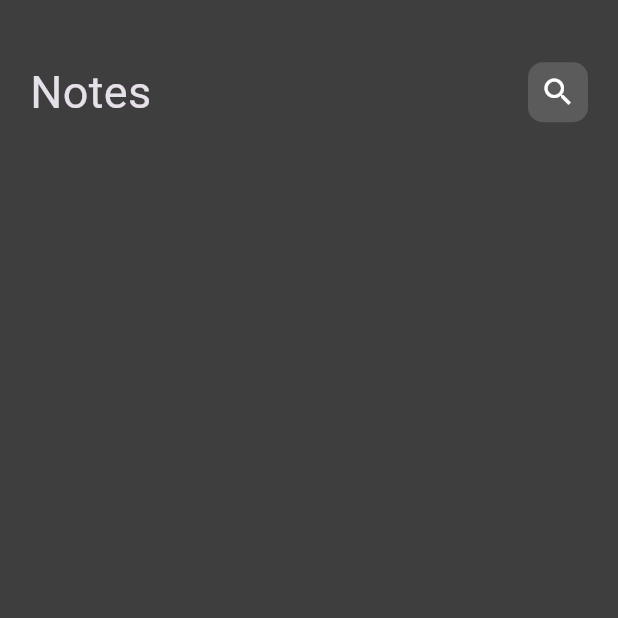
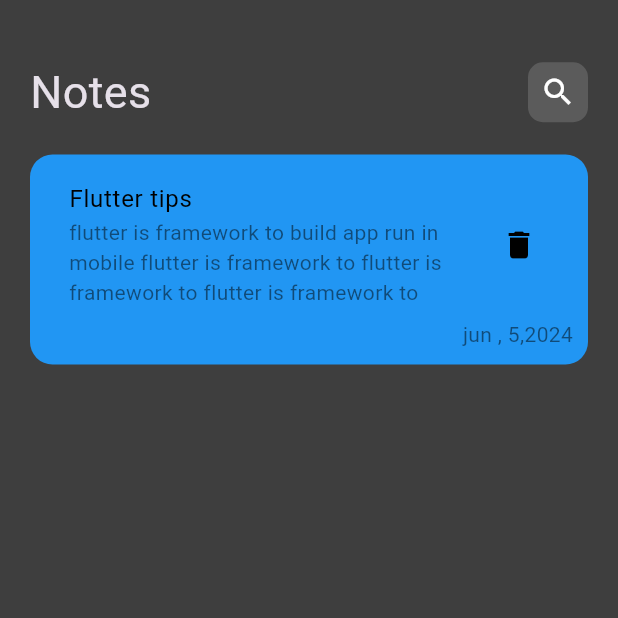
Before and after one commit to Ahmed-Hamouda1/notes_app, a Flutter app: the screen it shows after launch, on a phone screen of 412 x 824 dp, the top half of it. Run offline on Flutter 3.47's test engine with Material 3 defaults, Android fonts, the phone set to English and light mode, and no system bars.

Commit message:
create static note item card

```diff
--- /dev/null
+++ b/lib/views/widgets/note_card.dart
@@ -0,0 +1,33 @@
+import 'package:flutter/material.dart';
+
+class NoteCard extends StatelessWidget
+{
+  const NoteCard({super.key});
+  @override
+  Widget build(BuildContext context)
+  {
+    return Container
+    (
+      padding: EdgeInsets.all(10),
+      decoration: BoxDecoration
+      (
+        borderRadius: BorderRadius.circular(15),
+        color: Colors.blue,
+      ),
+      child: Column
+      (
+        crossAxisAlignment: CrossAxisAlignment.end,
+        children:
+        [
+          ListTile
+          (
+            title: Text("Flutter tips",style: TextStyle(color: Colors.black),),
+            subtitle: Text("flutter is framework to build app run in mobile flutter is framework to flutter is framework to flutter is framework to",style: TextStyle(color: Colors.black.withOpacity(0.5),),),
+            trailing: Icon(Icons.delete,color: Colors.black,),
+          ),
+          Text("jun , 5,2024",style: TextStyle(color: Colors.black.withOpacity(0.5),))
+        ],
+      ),
+    );
+  }
+}
--- a/lib/views/widgets/notes_view_body.dart
+++ b/lib/views/widgets/notes_view_body.dart
@@ -1,5 +1,6 @@
 import 'package:flutter/material.dart';
 import 'package:notes_app/views/widgets/custom_appBar.dart';
+import 'package:notes_app/views/widgets/note_card.dart';
 
 class NotesViewBody extends StatelessWidget
 {
@@ -15,7 +16,9 @@ class NotesViewBody extends StatelessWidget
         children:
         [
           const SizedBox(height: 20,),
-          CustomAppBar()
+          CustomAppBar(),
+          const SizedBox(height: 20,),
+          NoteCard()
 
         ],
       ),
```
